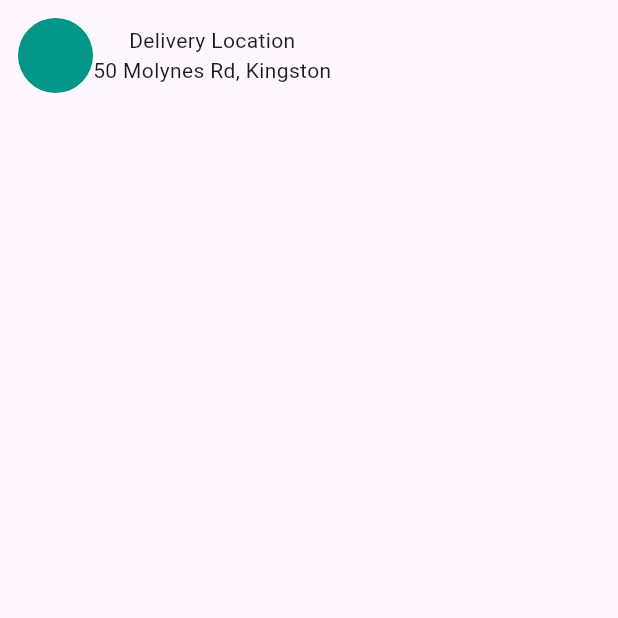
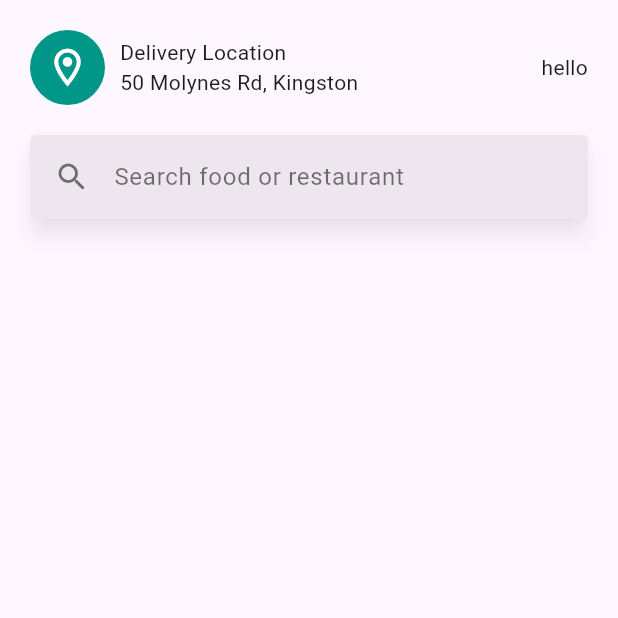
Before and after one commit to chriskwork/pr-ui-practice, a Flutter app: the screen it shows after launch, on a phone screen of 412 x 824 dp, the top half of it. Run offline on Flutter 3.47's test engine with Material 3 defaults, Android fonts, the phone set to English and light mode, and no system bars.

Commit message:
added search bar

```diff
--- a/lib/screens/landing_screen.dart
+++ b/lib/screens/landing_screen.dart
@@ -7,7 +7,7 @@ class LandingScreen extends StatelessWidget {
   Widget build(BuildContext context) {
     return Scaffold(
       body: Padding(
-        padding: const EdgeInsets.all(12.0),
+        padding: const EdgeInsets.all(20.0),
         child: Column(
           children: [
             Row(
@@ -19,14 +19,41 @@ class LandingScreen extends StatelessWidget {
                     shape: BoxShape.circle,
                     color: Colors.teal,
                   ),
+                  child: Icon(
+                    Icons.location_on_outlined,
+                    color: Colors.white,
+                    size: 30.0,
+                  ),
                 ),
-                Column(
-                  children: [
-                    Text('Delivery Location'),
-                    Text('50 Molynes Rd, Kingston'),
-                  ],
+                SizedBox(width: 10.0),
+                Expanded(
+                  child: Column(
+                    crossAxisAlignment: CrossAxisAlignment.start,
+                    children: [
+                      Text('Delivery Location'),
+                      Text('50 Molynes Rd, Kingston'),
+                    ],
+                  ),
                 ),
+                Text('hello'),
               ],
+            ),
+            SizedBox(height: 20),
+            SearchBar(
+              hintText: 'Search food or restaurant',
+              hintStyle: WidgetStatePropertyAll<TextStyle>(
+                const TextStyle(color: Colors.black54, fontSize: 16.0),
+              ),
+              leading: Icon(Icons.search, color: Colors.black54),
+              padding: WidgetStatePropertyAll<EdgeInsets>(
+                EdgeInsets.symmetric(horizontal: 16.0),
+              ),
+              shape: WidgetStatePropertyAll(
+                RoundedRectangleBorder(
+                  borderRadius: BorderRadius.circular(4.0),
+                ),
+              ),
+              shadowColor: WidgetStatePropertyAll<Color>(Colors.black38),
             ),
           ],
         ),
```
